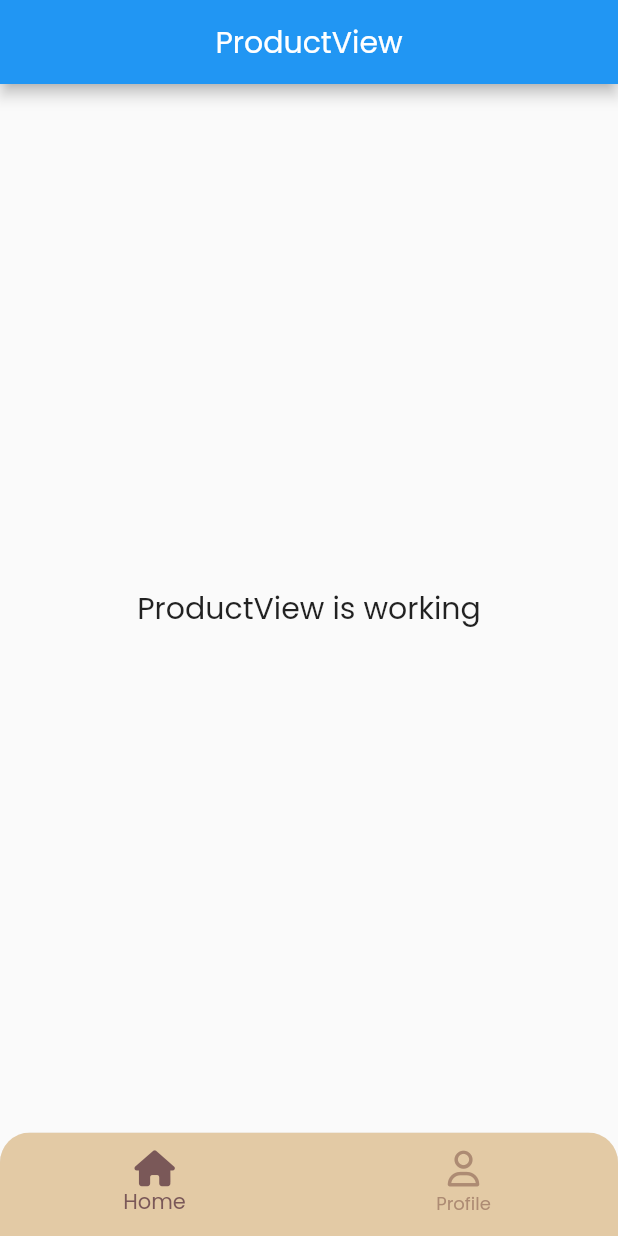
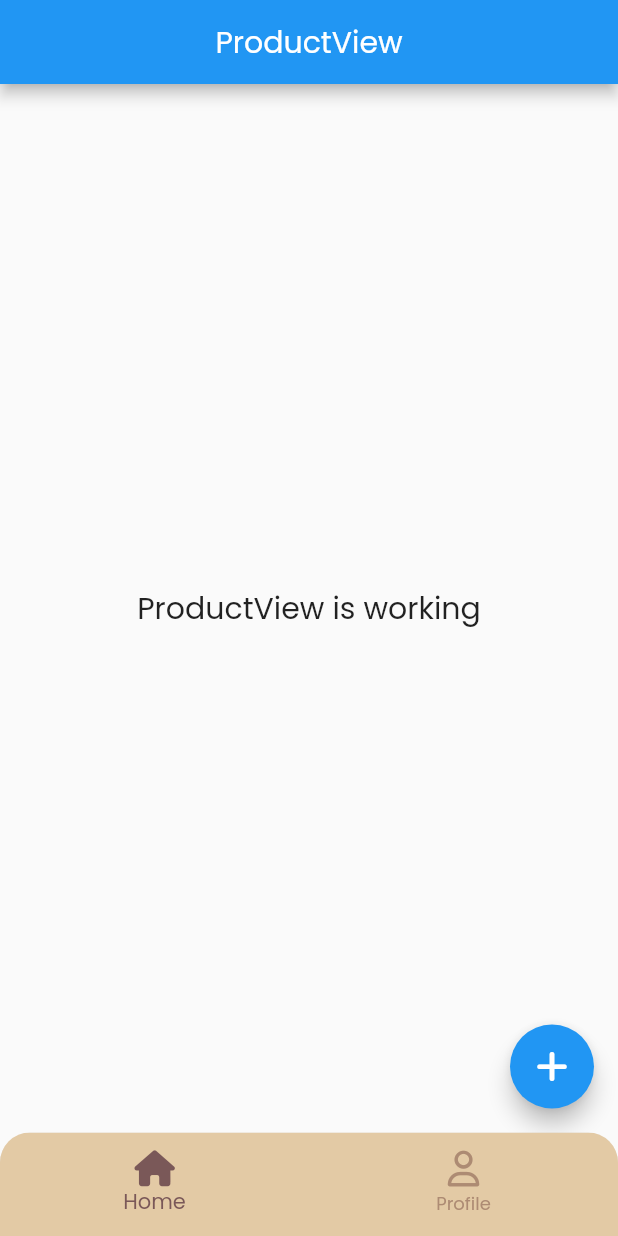
Before and after one commit to dna2121/cafe_app, a Flutter app: the screen it shows after launch, on a phone screen of 412 x 824 dp. Run offline on Flutter 3.47's test engine with Material 2 defaults, Android fonts, the light colour scheme and no system bars; our stand-ins replace cloud_firestore, font_awesome_flutter, get; accounts and stored records are empty.

Commit message:
add floating action button

```diff
--- a/lib/app/modules/product/views/product_view.dart
+++ b/lib/app/modules/product/views/product_view.dart
@@ -1,7 +1,9 @@
 import 'package:flutter/material.dart';
+import 'package:font_awesome_flutter/font_awesome_flutter.dart';
 
 import 'package:get/get.dart';
 
+import '../../../routes/app_pages.dart';
 import '../controllers/product_controller.dart';
 
 class ProductView extends GetView<ProductController> {
@@ -19,6 +21,10 @@ class ProductView extends GetView<ProductController> {
           style: TextStyle(fontSize: 20),
         ),
       ),
+      floatingActionButton: FloatingActionButton(
+        onPressed: () => Get.toNamed(Routes.ADD_PRODUCT),
+        child: const FaIcon(FontAwesomeIcons.plus),
+      ),
     );
   }
 }
```
